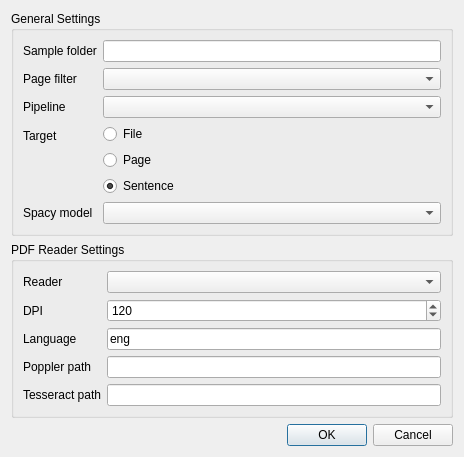
Old version of the form benkpress/ui/newsession.ui in the repository dennishedback/benkpress.
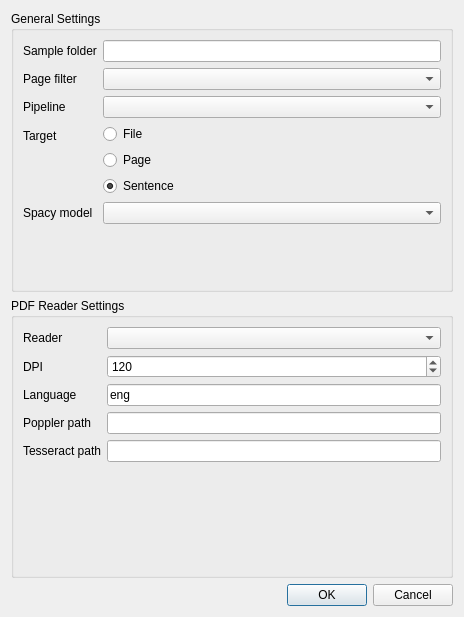
New version of the form. Custom widgets are drawn as their Qt base class.

Patch:
```diff
--- a/benkpress/ui/newsession.ui
+++ b/benkpress/ui/newsession.ui
@@ -7,7 +7,7 @@
     <x>0</x>
     <y>0</y>
     <width>464</width>
-    <height>440</height>
+    <height>617</height>
    </rect>
   </property>
   <property name="windowTitle">
```
Left out of the diff: 10 changed lines with no effect on the pictures.
